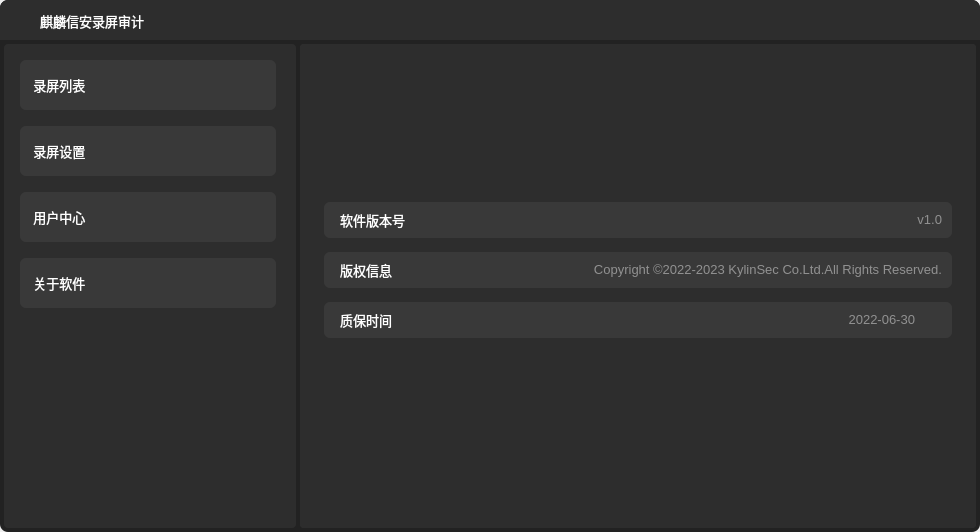
First picture: the form in src/ui/ks-vaudit-audit/src/widget.ui, repository openeuler-mirror/ks-vaudit, before the edit.
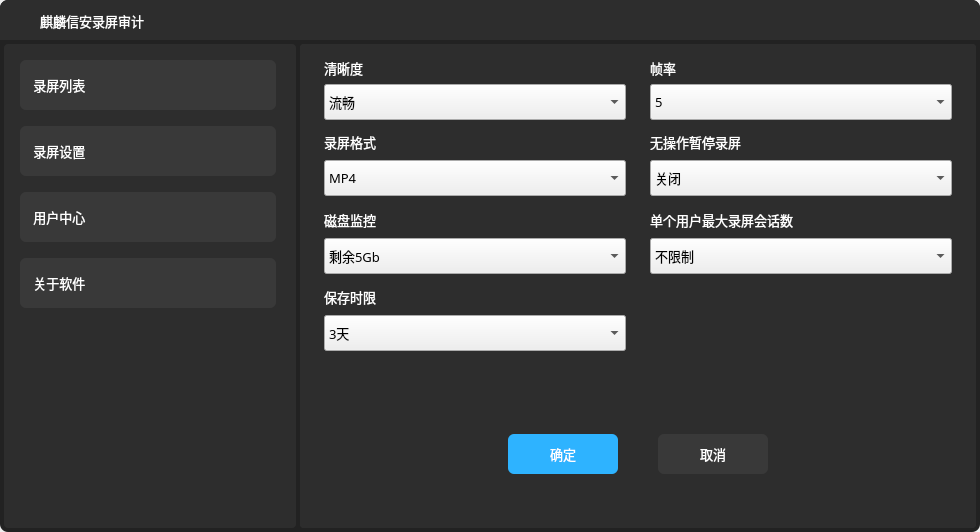
Second picture: the form after the edit. Icons and pictures are not drawn.

```diff
--- a/src/ui/ks-vaudit-audit/src/widget.ui
+++ b/src/ui/ks-vaudit-audit/src/widget.ui
@@ -751,28 +751,6 @@
        </property>
       </item>
      </widget>
-     <widget class="QLabel" name="label_11">
-      <property name="geometry">
-       <rect>
-        <x>394</x>
-        <y>16</y>
-        <width>101</width>
-        <height>16</height>
-       </rect>
-      </property>
-      <property name="font">
-       <font>
-        <family>Sans Serif</family>
-        <pointsize>10</pointsize>
-       </font>
-      </property>
-      <property name="styleSheet">
-       <string notr="true">color:#999999;</string>
-      </property>
-      <property name="text">
-       <string>(2fps-60fps)</string>
-      </property>
-     </widget>
      <widget class="QComboBox" name="typeBox">
       <property name="geometry">
        <rect>
@@ -882,84 +860,6 @@
        <string>无操作暂停录屏</string>
       </property>
      </widget>
-     <widget class="QLineEdit" name="fpsEdit">
-      <property name="geometry">
-       <rect>
-        <x>350</x>
-        <y>40</y>
-        <width>302</width>
-        <height>36</height>
-       </rect>
-      </property>
-      <property name="font">
-       <font>
-        <pointsize>10</pointsize>
-       </font>
-      </property>
-      <property name="inputMethodHints">
-       <set>Qt::ImhNone</set>
-      </property>
-      <property name="text">
-       <string>25</string>
-      </property>
-     </widget>
-     <widget class="QPushButton" name="pushButton_2">
-      <property name="geometry">
-       <rect>
-        <x>617</x>
-        <y>41</y>
-        <width>34</width>
-        <height>34</height>
-       </rect>
-      </property>
-      <property name="font">
-       <font>
-        <pointsize>10</pointsize>
-       </font>
-      </property>
-      <property name="styleSheet">
-       <string notr="true"/>
-      </property>
-      <property name="text">
-       <string/>
-      </property>
-      <property name="icon">
-       <iconset resource="../data/src.qrc">
-        <normaloff>:/images/icon_plus_pre.svg</normaloff>:/images/icon_plus_pre.svg</iconset>
-      </property>
-      <property name="iconSize">
-       <size>
-        <width>15</width>
-        <height>15</height>
-       </size>
-      </property>
-     </widget>
-     <widget class="QPushButton" name="pushButton_3">
-      <property name="geometry">
-       <rect>
-        <x>582</x>
-        <y>41</y>
-        <width>34</width>
-        <height>34</height>
-       </rect>
-      </property>
-      <property name="styleSheet">
-       <string notr="true"/>
-      </property>
-      <property name="text">
-       <string/>
-      </property>
-      <property name="icon">
-       <iconset resource="../data/src.qrc">
-        <normaloff>:/images/icon_Less_pre.svg</normaloff>:/images/icon_Less_pre.svg</iconset>
-      </property>
-      <property name="iconSize">
-       <size>
-        <width>14</width>
-        <height>14</height>
-       </size>
-      </property>
-     </widget>
      <widget class="QComboBox" name="freeSpaceBox">
       <property name="geometry">
        <rect>
@@ -1212,6 +1112,60 @@
        <string>取消</string>
       </property>
      </widget>
+     <widget class="QComboBox" name="fpsBox">
+      <property name="geometry">
+       <rect>
+        <x>350</x>
+        <y>40</y>
+        <width>302</width>
+        <height>36</height>
+       </rect>
+      </property>
+      <property name="styleSheet">
+       <string notr="true"/>
+      </property>
+      <property name="iconSize">
+       <size>
+        <width>30</width>
+        <height>30</height>
+       </size>
+      </property>
+      <item>
+       <property name="text">
+        <string>5</string>
+       </property>
+      </item>
+      <item>
+       <property name="text">
+        <string>10</string>
+       </property>
+      </item>
+      <item>
+       <property name="text">
+        <string>20</string>
+       </property>
+      </item>
+      <item>
+       <property name="text">
+        <string>25</string>
+       </property>
+      </item>
+      <item>
+       <property name="text">
+        <string>30</string>
+       </property>
+      </item>
+      <item>
+       <property name="text">
+        <string>45</string>
+       </property>
+      </item>
+      <item>
+       <property name="text">
+        <string>60</string>
+       </property>
+      </item>
+     </widget>
     </widget>
     <widget class="QWidget" name="EditPassWidget" native="true">
      <property name="geometry">
@@ -1864,9 +1818,9 @@
     <zorder>SideBar</zorder>
     <zorder>ListBody</zorder>
     <zorder>UserBody</zorder>
-    <zorder>ConfigBody</zorder>
     <zorder>EditPassWidget</zorder>
     <zorder>AboutBody</zorder>
+    <zorder>ConfigBody</zorder>
    </widget>
    <widget class="QWidget" name="TitleBar" native="true">
     <property name="geometry">
```
